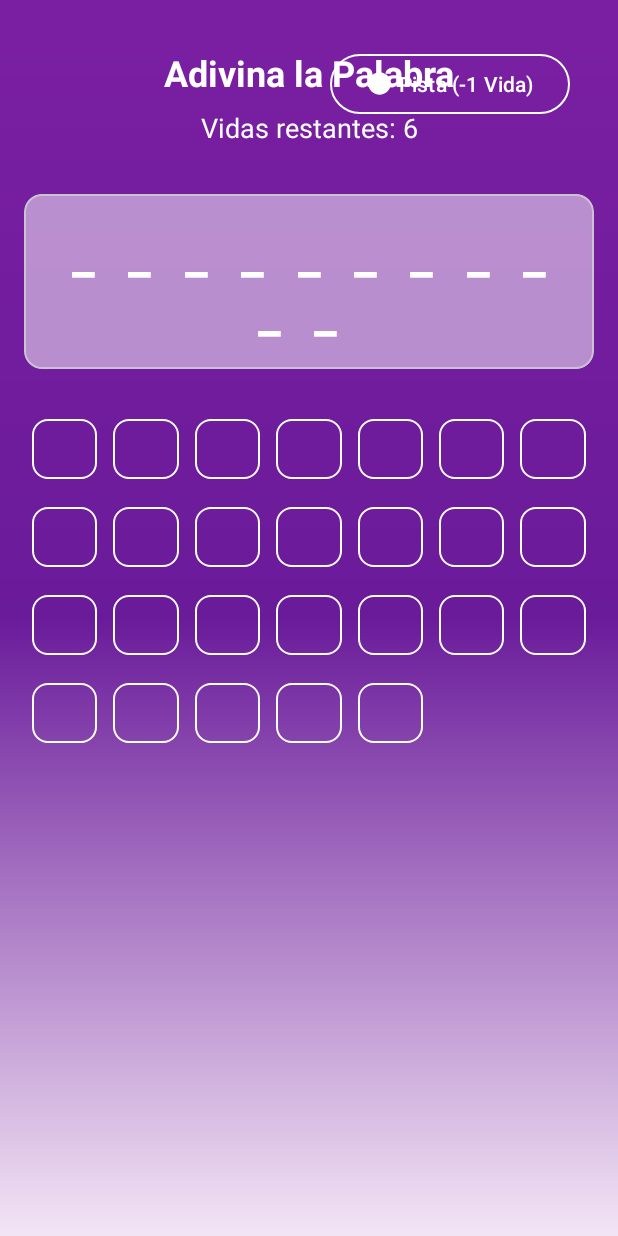
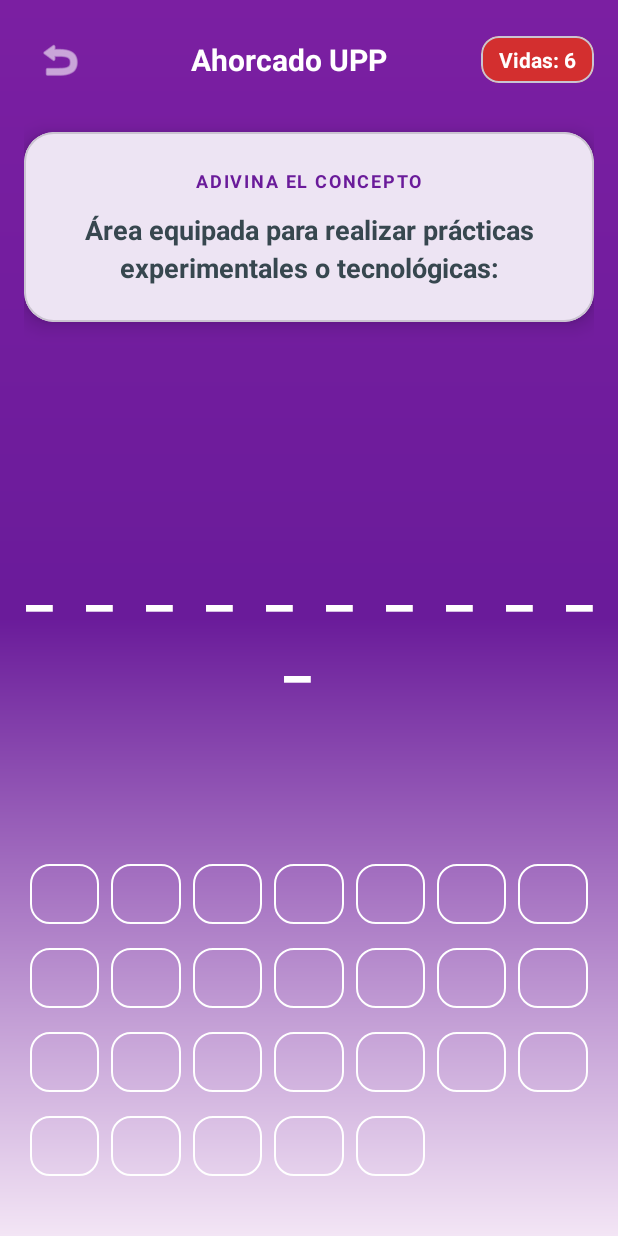
Before and after one commit to Ian-acosta18/ReglamentoUpp, an Android app: the HangmanActivity screen opened directly, with no data from a screen before it, on a phone screen of 412 x 824 dp. Run offline under Robolectric (Android 15) with nearby library versions, the phone set to English and light mode, and no system bars.

Commit message:
version 2

```diff
--- a/app/src/main/java/com/example/reglamentoupp/HangmanActivity.java
+++ b/app/src/main/java/com/example/reglamentoupp/HangmanActivity.java
@@ -2,13 +2,15 @@ package com.example.reglamentoupp;
 
 import android.content.res.ColorStateList;
 import android.graphics.Color;
-import android.media.MediaPlayer; // Importar MediaPlayer
+import android.media.MediaPlayer;
 import android.os.Bundle;
 import android.view.View;
+import android.view.animation.AnimationUtils;
 import android.widget.GridLayout;
 import android.widget.Toast;
 
 import androidx.appcompat.app.AppCompatActivity;
+import androidx.core.content.ContextCompat;
 
 import com.example.reglamentoupp.databinding.ActivityHangmanBinding;
 import com.google.android.material.button.MaterialButton;
@@ -20,32 +22,31 @@ public class HangmanActivity extends AppCompatActivity {
 
     private ActivityHangmanBinding binding;
 
-    // Palabras clave con PISTAS
+    // Palabras y sus DEFINICIONES (Ahora se mostrarán como pregunta)
     private String[][] palabrasConPistas = {
-            {"REGLAMENTO", "Documento con todas las normas"},
-            {"DERECHOS", "Lo que tienes permitido como alumno"},
-            {"SANCION", "Consecuencia de una falta"},
-            {"BECA", "Apoyo económico o académico"},
-            {"ALUMNO", "Así se le llama al estudiante"},
-            {"UPP", "Siglas de tu universidad"},
-            {"FALTA", "Incumplimiento de una norma"},
-            {"NORMA", "Sinónimo de regla"},
-            {"CREDENCIAL", "Identificación oficial para ingresar"},
-            {"RECTOR", "Máxima autoridad de la Universidad"},
-            {"TUTOR", "Docente que guía tu trayectoria"},
-            {"BAJA", "Suspensión temporal o definitiva"},
-            {"TITULO", "Documento al finalizar la carrera"},
-            {"ESTADIA", "Prácticas profesionales finales"},
-            {"KARDEX", "Historial de tus calificaciones"},
-            {"BIBLIOTECA", "Lugar de estudio y libros"},
-            {"LABORATORIO", "Espacio para prácticas con equipo"},
-            {"CUATRIMESTRE", "Periodo de estudio de 4 meses"},
-            {"EXTRAORDINARIO", "Examen de recuperación"},
-            {"PLAGIO", "Copiar trabajos (prohibido)"}
+            {"REGLAMENTO", "¿Cómo se llama el documento rector con todas las normas?"},
+            {"DERECHOS", "¿Qué nombre reciben las facultades y permisos que tienes como alumno?"},
+            {"SANCION", "¿Cuál es la consecuencia directa de cometer una falta al reglamento?"},
+            {"BECA", "Apoyo económico o académico otorgado por desempeño o necesidad:"},
+            {"ALUMNO", "Término oficial con el que se denomina al estudiante matriculado:"},
+            {"UPP", "¿Cuáles son las siglas oficiales de tu universidad?"},
+            {"FALTA", "Acción u omisión que contraviene las normas universitarias:"},
+            {"NORMA", "Sinónimo de regla o disposición establecida:"},
+            {"CREDENCIAL", "Documento personal e intransferible para ingresar al campus:"},
+            {"RECTOR", "¿Quién es la máxima autoridad ejecutiva de la Universidad?"},
+            {"TUTOR", "Docente asignado para guiar tu trayectoria académica:"},
+            {"BAJA", "Suspensión temporal o definitiva de los estudios:"},
+            {"TITULO", "Documento oficial que recibes al finalizar y aprobar toda la carrera:"},
+            {"ESTADIA", "Periodo de prácticas profesionales que realizas al final del plan:"},
+            {"KARDEX", "Documento que resume todo tu historial de calificaciones:"},
+            {"BIBLIOTECA", "Espacio universitario dedicado al resguardo de libros y estudio:"},
+            {"LABORATORIO", "Área equipada para realizar prácticas experimentales o tecnológicas:"},
+            {"CUATRIMESTRE", "Periodo lectivo de aproximadamente 4 meses de duración:"},
+            {"EXTRAORDINARIO", "Tipo de examen que presentas si repruebas la ordinaria:"},
+            {"PLAGIO", "Falta grave que consiste en copiar obras ajenas haciéndolas pasar por propias:"}
     };
 
     private String palabraSecreta;
-    private String pistaActual;
     private char[] palabraAdivinada;
     private int vidas = 6;
 
@@ -56,51 +57,45 @@ public class HangmanActivity extends AppCompatActivity {
         setContentView(binding.getRoot());
 
         iniciarJuego();
-        generarTeclado();
 
-        binding.btnHangmanHint.setOnClickListener(v -> mostrarPista());
+        // Botón de salir o regresar
+        binding.btnBack.setOnClickListener(v -> finish());
     }
 
     private void iniciarJuego() {
         vidas = 6;
+        // Seleccionar palabra aleatoria
         int index = new Random().nextInt(palabrasConPistas.length);
         palabraSecreta = palabrasConPistas[index][0];
-        pistaActual = palabrasConPistas[index][1];
+        String definicion = palabrasConPistas[index][1];
 
+        // Preparar los guiones bajos
         palabraAdivinada = new char[palabraSecreta.length()];
         for (int i = 0; i < palabraSecreta.length(); i++) {
             palabraAdivinada[i] = '_';
         }
 
-        binding.tvHangmanHint.setVisibility(View.GONE);
-        binding.btnHangmanHint.setEnabled(true);
+        // UI Inicial
+        binding.tvQuestion.setText(definicion); // Mostrar la pregunta
         actualizarUI();
-    }
-
-    private void mostrarPista() {
-        if (vidas > 1) {
-            vidas--;
-            binding.tvHangmanHint.setText(pistaActual);
-            binding.tvHangmanHint.setVisibility(View.VISIBLE);
-            binding.btnHangmanHint.setEnabled(false);
-            actualizarUI();
-            Toast.makeText(this, "¡Pierdes 1 vida por la pista!", Toast.LENGTH_SHORT).show();
-        } else {
-            Toast.makeText(this, "No puedes usar la pista, te queda 1 vida", Toast.LENGTH_SHORT).show();
-        }
+        generarTeclado();
     }
 
     private void actualizarUI() {
-        binding.tvHangmanWord.setText(getPalabraAdivinadaString());
-        binding.tvHangmanLives.setText("Vidas restantes: " + vidas);
-    }
-
-    private String getPalabraAdivinadaString() {
+        // Actualizar texto de la palabra con espacios (ej: _ _ G _ A)
         StringBuilder sb = new StringBuilder();
         for (char c : palabraAdivinada) {
             sb.append(c).append(" ");
         }
-        return sb.toString();
+        binding.tvHangmanWord.setText(sb.toString());
+
+        // Actualizar Vidas (Texto y Color)
+        binding.tvHangmanLives.setText("Vidas: " + vidas);
+        if (vidas <= 2) {
+            binding.tvHangmanLives.setTextColor(ContextCompat.getColor(this, R.color.game_fail));
+        } else {
+            binding.tvHangmanLives.setTextColor(Color.WHITE);
+        }
     }
 
     private void generarTeclado() {
@@ -109,15 +104,18 @@ public class HangmanActivity extends AppCompatActivity {
             MaterialButton btnLetra = new MaterialButton(this, null, com.google.android.material.R.attr.materialButtonOutlinedStyle);
             btnLetra.setText(String.valueOf(c));
             btnLetra.setOnClickListener(this::onLetraClick);
+
+            // Estilo moderno del botón
             btnLetra.setTextColor(Color.WHITE);
             btnLetra.setStrokeColor(ColorStateList.valueOf(Color.WHITE));
-            btnLetra.setCornerRadius(16);
+            btnLetra.setCornerRadius(20);
+            btnLetra.setRippleColor(ColorStateList.valueOf(ContextCompat.getColor(this, R.color.upp_accent)));
 
             GridLayout.LayoutParams params = new GridLayout.LayoutParams();
             params.width = 0;
             params.height = GridLayout.LayoutParams.WRAP_CONTENT;
             params.columnSpec = GridLayout.spec(GridLayout.UNDEFINED, 1f);
-            params.setMargins(8, 8, 8, 8);
+            params.setMargins(6, 6, 6, 6);
             btnLetra.setLayoutParams(params);
 
             binding.glKeyboard.addView(btnLetra);
@@ -126,40 +124,45 @@ public class HangmanActivity extends AppCompatActivity {
 
     private void onLetraClick(View view) {
         MaterialButton btn = (MaterialButton) view;
-        btn.setEnabled(false);
-        btn.setStrokeColor(ColorStateList.valueOf(Color.GRAY));
-        btn.setTextColor(Color.GRAY);
-
+        btn.setEnabled(false); // Desactivar botón pulsado
         String letra = btn.getText().toString();
 
         if (palabraSecreta.contains(letra)) {
-            // --- ACIERTO (SONIDO) ---
+            // --- ACIERTO ---
             reproducirSonido(R.raw.correct_ding);
+            btn.setBackgroundColor(ContextCompat.getColor(this, R.color.status_green));
+            btn.setStrokeColor(ColorStateList.valueOf(Color.TRANSPARENT));
 
-            btn.setBackgroundColor(Color.parseColor("#804CAF50"));
+            boolean gano = true;
             for (int i = 0; i < palabraSecreta.length(); i++) {
                 if (palabraSecreta.charAt(i) == letra.charAt(0)) {
                     palabraAdivinada[i] = letra.charAt(0);
                 }
+                if (palabraAdivinada[i] == '_') {
+                    gano = false;
+                }
             }
-            if (haGanado()) {
-                mostrarDialogo("¡Ganaste!", "Adivinaste la palabra: " + palabraSecreta);
+
+            if (gano) {
+                mostrarDialogo("¡Excelente!", "La palabra era: " + palabraSecreta, true);
             }
         } else {
-            // --- ERROR (SONIDO) ---
+            // --- ERROR ---
             reproducirSonido(R.raw.megaman_x_error);
+            btn.setBackgroundColor(ContextCompat.getColor(this, R.color.game_fail));
+            btn.setStrokeColor(ColorStateList.valueOf(Color.TRANSPARENT));
 
-            btn.setBackgroundColor(Color.parseColor("#80F44336"));
+            // Animación de sacudida en el texto de vidas
+            binding.tvHangmanLives.startAnimation(AnimationUtils.loadAnimation(this, R.anim.shake_error));
+
             vidas--;
-            Toast.makeText(this, "¡Incorrecto!", Toast.LENGTH_SHORT).show();
             if (vidas <= 0) {
-                mostrarDialogo("¡Perdiste!", "La palabra era: " + palabraSecreta);
+                mostrarDialogo("¡Juego Terminado!", "La palabra correcta era: " + palabraSecreta, false);
             }
         }
         actualizarUI();
     }
 
-    // --- MÉTODO PARA REPRODUCIR SONIDOS ---
     private void reproducirSonido(int soundResource) {
         try {
             MediaPlayer mp = MediaPlayer.create(this, soundResource);
@@ -172,17 +175,15 @@ public class HangmanActivity extends AppCompatActivity {
         }
     }
 
-    private boolean haGanado() {
-        return new String(palabraAdivinada).equals(palabraSecreta);
-    }
+    private void mostrarDialogo(String titulo, String mensaje, boolean ganado) {
+        int icon = ganado ? R.drawable.ic_check_circle : R.drawable.ic_prohibiciones;
 
-    private void mostrarDialogo(String titulo, String mensaje) {
         new MaterialAlertDialogBuilder(this)
                 .setTitle(titulo)
                 .setMessage(mensaje)
-                .setPositiveButton("Jugar de Nuevo", (dialog, which) -> {
+                .setIcon(icon)
+                .setPositiveButton("Jugar Otra vez", (dialog, which) -> {
                     iniciarJuego();
-                    generarTeclado();
                 })
                 .setNegativeButton("Salir", (dialog, which) -> finish())
                 .setCancelable(false)
--- a/app/src/main/res/layout/activity_hangman.xml
+++ b/app/src/main/res/layout/activity_hangman.xml
@@ -8,103 +8,136 @@
     android:padding="16dp"
     tools:context=".HangmanActivity">
 
-    <TextView
-        android:id="@+id/tvHangmanTitle"
-        android:layout_width="wrap_content"
+    <LinearLayout
+        android:id="@+id/headerLayout"
+        android:layout_width="match_parent"
         android:layout_height="wrap_content"
-        android:layout_marginTop="16dp"
-        android:text="Adivina la Palabra"
-        android:textColor="@color/white"
-        android:textSize="24sp"
-        android:textStyle="bold"
-        app:layout_constraintEnd_toEndOf="parent"
-        app:layout_constraintStart_toStartOf="parent"
-        app:layout_constraintTop_toTopOf="parent" />
+        android:orientation="horizontal"
+        android:gravity="center_vertical"
+        app:layout_constraintTop_toTopOf="parent">
 
-    <TextView
-        android:id="@+id/tvHangmanLives"
-        android:layout_width="wrap_content"
-        android:layout_height="wrap_content"
-        android:layout_marginTop="8dp"
-        android:textColor="@color/white"
-        android:textSize="18sp"
-        app:layout_constraintEnd_toEndOf="parent"
-        app:layout_constraintStart_toStartOf="parent"
-        app:layout_constraintTop_toBottomOf="@id/tvHangmanTitle"
-        tools:text="Vidas restantes: 6" />
+        <ImageButton
+            android:id="@+id/btnBack"
+            android:layout_width="48dp"
+            android:layout_height="48dp"
+            android:background="?attr/selectableItemBackgroundBorderless"
+            android:src="@android:drawable/ic_menu_revert"
+            app:tint="@color/white" />
 
-    <com.google.android.material.button.MaterialButton
-        android:id="@+id/btnHangmanHint"
-        style="@style/Widget.Material3.Button.OutlinedButton"
-        android:layout_width="wrap_content"
-        android:layout_height="wrap_content"
-        android:text="Pista (-1 Vida)"
-        android:textColor="@color/white"
-        app:icon="@drawable/ic_check_circle"
-        app:iconTint="@color/white"
-        app:layout_constraintEnd_toEndOf="parent"
-        app:layout_constraintTop_toTopOf="parent"
-        app:strokeColor="@color/white"
-        android:layout_marginTop="16dp"
-        android:layout_marginEnd="16dp"/>
+        <TextView
+            android:layout_width="0dp"
+            android:layout_height="wrap_content"
+            android:layout_weight="1"
+            android:text="Ahorcado UPP"
+            android:textAlignment="center"
+            android:textColor="@color/white"
+            android:textStyle="bold"
+            android:textSize="20sp" />
+
+        <com.google.android.material.card.MaterialCardView
+            android:layout_width="wrap_content"
+            android:layout_height="wrap_content"
+            app:cardCornerRadius="12dp"
+            app:cardBackgroundColor="#D32F2F">
+            <TextView
+                android:id="@+id/tvHangmanLives"
+                android:layout_width="wrap_content"
+                android:layout_height="wrap_content"
+                android:paddingHorizontal="12dp"
+                android:paddingVertical="6dp"
+                android:text="Vidas: 6"
+                android:textColor="@color/white"
+                android:textStyle="bold" />
+        </com.google.android.material.card.MaterialCardView>
+    </LinearLayout>
 
     <com.google.android.material.card.MaterialCardView
-        android:id="@+id/cardWord"
-        android:layout_width="0dp"
+        android:id="@+id/cardQuestion"
+        android:layout_width="match_parent"
         android:layout_height="wrap_content"
-        android:layout_marginTop="32dp"
-        app:cardBackgroundColor="#80FFFFFF"
-        app:cardCornerRadius="12dp"
-        app:cardElevation="0dp"
-        app:layout_constraintEnd_toEndOf="parent"
-        app:layout_constraintStart_toStartOf="parent"
-        app:layout_constraintTop_toBottomOf="@id/tvHangmanLives">
+        android:layout_marginTop="24dp"
+        app:cardCornerRadius="20dp"
+        app:cardElevation="8dp"
+        app:cardBackgroundColor="@color/white"
+        app:layout_constraintTop_toBottomOf="@id/headerLayout">
 
         <LinearLayout
             android:layout_width="match_parent"
             android:layout_height="wrap_content"
             android:orientation="vertical"
-            android:padding="16dp">
+            android:padding="24dp">
 
             <TextView
-                android:id="@+id/tvHangmanWord"
+                android:layout_width="wrap_content"
+                android:layout_height="wrap_content"
+                android:text="ADIVINA EL CONCEPTO"
+                android:textSize="12sp"
+                android:letterSpacing="0.1"
+                android:textColor="@color/upp_primary"
+                android:textStyle="bold"
+                android:layout_gravity="center"/>
+
+            <TextView
+                android:id="@+id/tvQuestion"
                 android:layout_width="match_parent"
                 android:layout_height="wrap_content"
-                android:letterSpacing="0.2"
+                android:layout_marginTop="12dp"
+                android:text="Cargando pregunta..."
                 android:textAlignment="center"
-                android:textColor="@color/white"
-                android:textSize="34sp"
+                android:textColor="@color/text_primary"
+                android:textSize="18sp"
                 android:textStyle="bold"
-                tools:text="_ _ G _ A _ _ _ T _" />
-
-            <TextView
-                android:id="@+id/tvHangmanHint"
-                android:layout_width="match_parent"
-                android:layout_height="wrap_content"
-                android:layout_marginTop="8dp"
-                android:textAlignment="center"
-                android:textColor="@color/white"
-                android:textSize="16sp"
-                android:textStyle="italic"
-                android:visibility="gone"
-                tools:text="Es un documento oficial de la UPP"
-                tools:visibility="visible" />
-
+                android:lineSpacingExtra="4dp"/>
         </LinearLayout>
     </com.google.android.material.card.MaterialCardView>
 
+    <TextView
+        android:id="@+id/tvHangmanWord"
+        android:layout_width="match_parent"
+        android:layout_height="wrap_content"
+        android:layout_marginTop="40dp"
+        android:gravity="center"
+        android:text="_ _ _ _ _"
+        android:textColor="@color/white"
+        android:textSize="40sp"
+        android:textStyle="bold"
+        android:letterSpacing="0.15"
+        app:layout_constraintTop_toBottomOf="@id/cardQuestion"
+        app:layout_constraintBottom_toTopOf="@id/glKeyboard"/>
 
     <GridLayout
         android:id="@+id/glKeyboard"
-        android:layout_width="0dp"
+        android:layout_width="match_parent"
         android:layout_height="wrap_content"
-        android:layout_marginTop="24dp"
+        android:layout_marginBottom="16dp"
         android:columnCount="7"
         android:rowCount="4"
+        android:alignmentMode="alignMargins"
+        app:layout_constraintBottom_toBottomOf="parent"
         app:layout_constraintEnd_toEndOf="parent"
-        app:layout_constraintStart_toStartOf="parent"
-        app:layout_constraintTop_toBottomOf="@id/cardWord">
-
+        app:layout_constraintStart_toStartOf="parent">
     </GridLayout>
 
+    <TextView
+        android:id="@+id/tvHangmanTitle"
+        android:layout_width="0dp"
+        android:layout_height="0dp"
+        android:visibility="gone"
+        app:layout_constraintTop_toTopOf="parent"
+        app:layout_constraintStart_toStartOf="parent"/>
+    <Button
+        android:id="@+id/btnHangmanHint"
+        android:layout_width="0dp"
+        android:layout_height="0dp"
+        android:visibility="gone"
+        app:layout_constraintTop_toTopOf="parent"
+        app:layout_constraintStart_toStartOf="parent"/>
+    <TextView
+        android:id="@+id/tvHangmanHint"
+        android:layout_width="0dp"
+        android:layout_height="0dp"
+        android:visibility="gone"
+        app:layout_constraintTop_toTopOf="parent"
+        app:layout_constraintStart_toStartOf="parent"/>
+
 </androidx.constraintlayout.widget.ConstraintLayout>
```
Also changed, not shown: app/src/main/java/com/example/reglamentoupp/TrueFalseActivity.java (+36 -21 lines), app/src/main/res/layout/activity_true_false.xml (+59 -26 lines).
